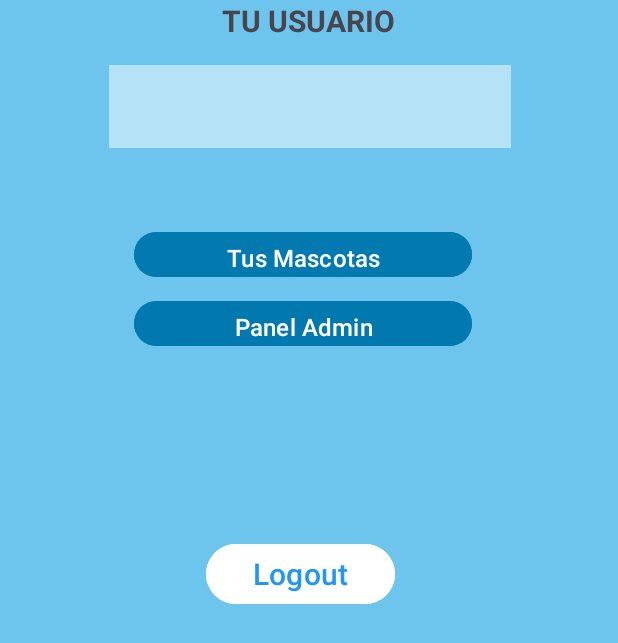
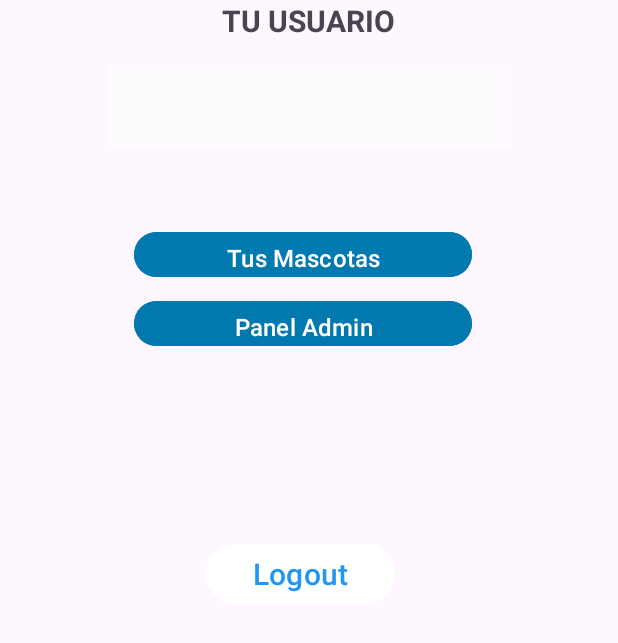
Before and after one commit to ChingJPC/typoandroidstudio, an Android app: the PerfilUserActivity screen opened directly, with no data from a screen before it, on a phone screen of 412 x 824 dp. Shown: the top 643 px of the screen. Run offline under Robolectric (Android 15) with nearby library versions, the phone set to English and light mode, and no system bars; 2 statements that could not run were skipped.

Commit message:
Seguir con diseño

```diff
--- a/app/src/main/res/layout/activity_perfil_user.xml
+++ b/app/src/main/res/layout/activity_perfil_user.xml
@@ -4,7 +4,6 @@
     xmlns:tools="http://schemas.android.com/tools"
     android:layout_width="match_parent"
     android:layout_height="match_parent"
-    android:background="#6DC5ED"
     tools:context=".PerfilUserActivity">
 
     <Button
```
